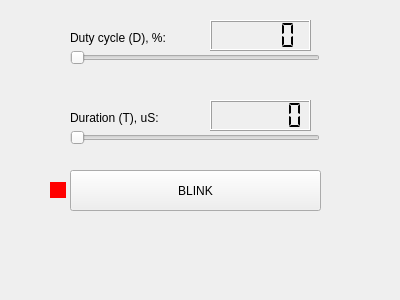
Qt form mainwindow.ui (aksenkin/LEDBlinker) before a commit.
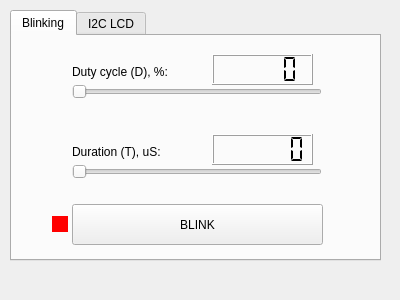
The same form after that commit.

Commit message: new tab for play with i2c and lcd indicator

Diff of the .ui file:
```diff
--- a/mainwindow.ui
+++ b/mainwindow.ui
@@ -14,11 +14,52 @@
    <string>LED Tester</string>
   </property>
   <widget class="QWidget" name="centralWidget">
+   <widget class="QTabWidget" name="tabWidget">
+    <property name="geometry">
+     <rect>
+      <x>10</x>
+      <y>10</y>
+      <width>371</width>
+      <height>251</height>
+     </rect>
+    </property>
+    <property name="currentIndex">
+     <number>0</number>
+    </property>
+    <widget class="QWidget" name="tab1">
+     <attribute name="title">
+      <string>Blinking</string>
+     </attribute>
+     <widget class="QLabel" name="ledLabel">
+      <property name="geometry">
+       <rect>
+        <x>40</x>
+        <y>180</y>
+        <width>16</width>
+        <height>16</height>
+       </rect>
+      </property>
+      <property name="maximumSize">
+       <size>
+        <width>20</width>
+        <height>20</height>
+       </size>
+      </property>
+      <property name="autoFillBackground">
+       <bool>false</bool>
+      </property>
+      <property name="styleSheet">
+       <string notr="true">QLabel { background-color : red; color : blue; }</string>
+      </property>
+      <property name="text">
+       <string/>
+      </property>
+     </widget>
    <widget class="QSlider" name="durationSlider">
     <property name="geometry">
      <rect>
-      <x>70</x>
-      <y>130</y>
+        <x>60</x>
+        <y>128</y>
       <width>250</width>
       <height>16</height>
      </rect>
@@ -45,8 +86,8 @@
    <widget class="QSlider" name="dutyCycleSlider">
     <property name="geometry">
      <rect>
-      <x>70</x>
-      <y>50</y>
+        <x>60</x>
+        <y>48</y>
       <width>250</width>
       <height>16</height>
      </rect>
@@ -64,8 +105,8 @@
    <widget class="QLabel" name="dutyCycleTitle">
     <property name="geometry">
      <rect>
-      <x>70</x>
-      <y>30</y>
+        <x>60</x>
+        <y>28</y>
       <width>121</width>
       <height>16</height>
      </rect>
@@ -74,24 +115,11 @@
      <string>Duty cycle (D), %:</string>
     </property>
    </widget>
-   <widget class="QLabel" name="durationTitle">
-    <property name="geometry">
-     <rect>
-      <x>70</x>
-      <y>110</y>
-      <width>111</width>
-      <height>16</height>
-     </rect>
-    </property>
-    <property name="text">
-     <string>Duration (T), uS:</string>
-    </property>
-   </widget>
    <widget class="QPushButton" name="blinkButton">
     <property name="geometry">
      <rect>
-      <x>70</x>
-      <y>170</y>
+        <x>60</x>
+        <y>168</y>
       <width>251</width>
       <height>41</height>
      </rect>
@@ -100,52 +128,24 @@
      <string>BLINK</string>
     </property>
    </widget>
-   <widget class="QLabel" name="ledLabel">
+     <widget class="QLabel" name="durationTitle">
     <property name="geometry">
      <rect>
-      <x>50</x>
-      <y>182</y>
-      <width>16</width>
+        <x>60</x>
+        <y>108</y>
+        <width>111</width>
       <height>16</height>
      </rect>
     </property>
-    <property name="maximumSize">
-     <size>
-      <width>20</width>
-      <height>20</height>
-     </size>
-    </property>
-    <property name="autoFillBackground">
-     <bool>false</bool>
-    </property>
-    <property name="styleSheet">
-     <string notr="true">QLabel { background-color : red; color : blue; }</string>
-    </property>
     <property name="text">
-     <string/>
-    </property>
-   </widget>
-   <widget class="QLCDNumber" name="durationlcdNumber">
-    <property name="geometry">
-     <rect>
-      <x>210</x>
-      <y>100</y>
-      <width>101</width>
-      <height>31</height>
-     </rect>
-    </property>
-    <property name="digitCount">
-     <number>6</number>
-    </property>
-    <property name="segmentStyle">
-     <enum>QLCDNumber::Flat</enum>
+       <string>Duration (T), uS:</string>
     </property>
    </widget>
    <widget class="QLCDNumber" name="dutyCyclelcdNumber">
     <property name="geometry">
      <rect>
-      <x>210</x>
-      <y>20</y>
+        <x>200</x>
+        <y>18</y>
       <width>101</width>
       <height>31</height>
      </rect>
@@ -161,6 +161,52 @@
     <property name="segmentStyle">
      <enum>QLCDNumber::Flat</enum>
     </property>
+     </widget>
+     <widget class="QLCDNumber" name="durationlcdNumber">
+      <property name="geometry">
+       <rect>
+        <x>200</x>
+        <y>98</y>
+        <width>101</width>
+        <height>31</height>
+       </rect>
+      </property>
+      <property name="digitCount">
+       <number>6</number>
+      </property>
+      <property name="segmentStyle">
+       <enum>QLCDNumber::Flat</enum>
+      </property>
+     </widget>
+    </widget>
+    <widget class="QWidget" name="tab2">
+     <attribute name="title">
+      <string>I2C LCD</string>
+     </attribute>
+     <widget class="QLineEdit" name="lineEdit">
+      <property name="geometry">
+       <rect>
+        <x>10</x>
+        <y>10</y>
+        <width>251</width>
+        <height>23</height>
+       </rect>
+      </property>
+     </widget>
+     <widget class="QPushButton" name="pushButton">
+      <property name="geometry">
+       <rect>
+        <x>270</x>
+        <y>10</y>
+        <width>80</width>
+        <height>23</height>
+       </rect>
+      </property>
+      <property name="text">
+       <string>Send</string>
+      </property>
+     </widget>
+    </widget>
    </widget>
   </widget>
   <widget class="QMenuBar" name="menuBar">
```
Lines whose indentation alone changed are shown as unchanged.
